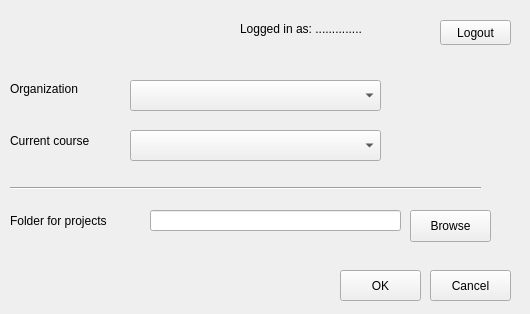
Qt form settings.ui (TestMyQt/Qt-CreatorTMC) before a commit.
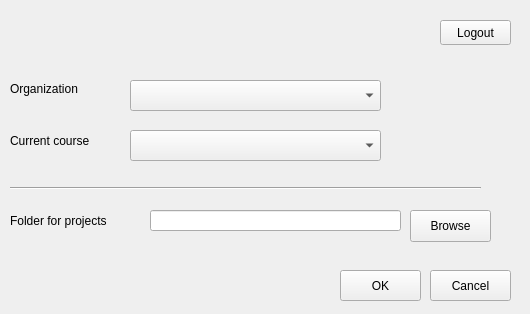
The same form after that commit.

Commit message: Finished Settings window redesign - Server address is set in login window, after the set the client credentials are fetched - If Settings window is opened without being authenticated, login is prompted instead - In Settings you choose Organization and Course, which are rememebered to next session - Error message popped if working directory not set in Settings. - Some changed in exercises/courses qsettings. - Longest commit known to mankind, my bad *is ashamed*

The edit to the form file:
```diff
--- a/settings.ui
+++ b/settings.ui
@@ -156,14 +156,14 @@
   <widget class="QLabel" name="label">
    <property name="geometry">
     <rect>
-     <x>240</x>
+     <x>190</x>
      <y>20</y>
-     <width>161</width>
-     <height>17</height>
+     <width>231</width>
+     <height>20</height>
     </rect>
    </property>
    <property name="text">
-    <string>Logged in as: ..............</string>
+    <string/>
    </property>
   </widget>
  </widget>
```
Left out of the diff: 4 changed lines with no effect on the pictures. The commit also changes 10 other files.
